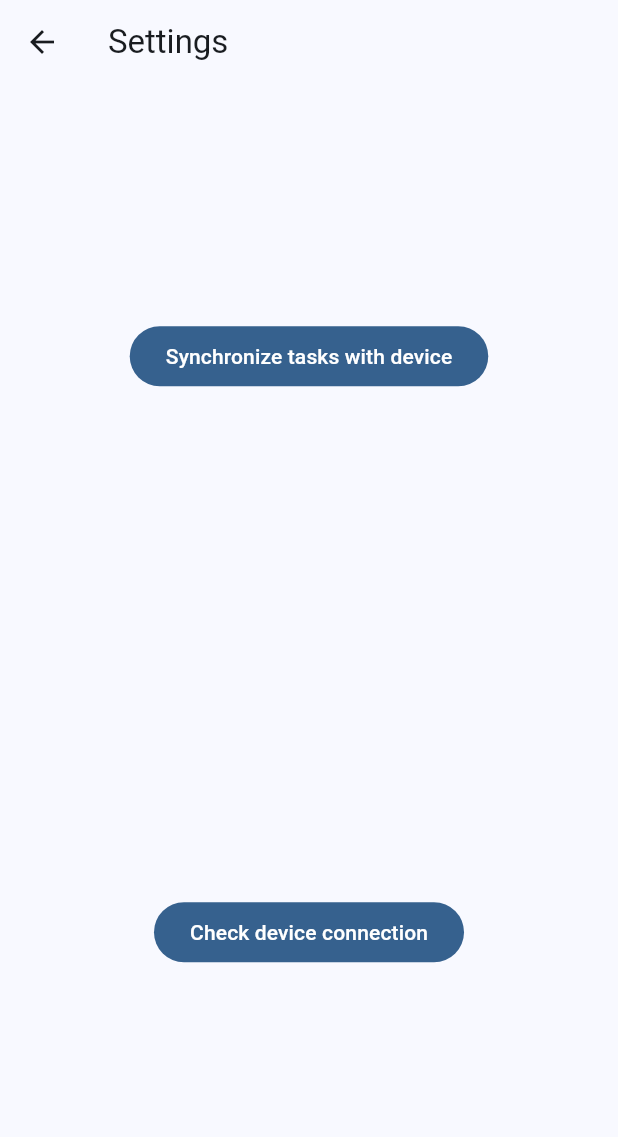
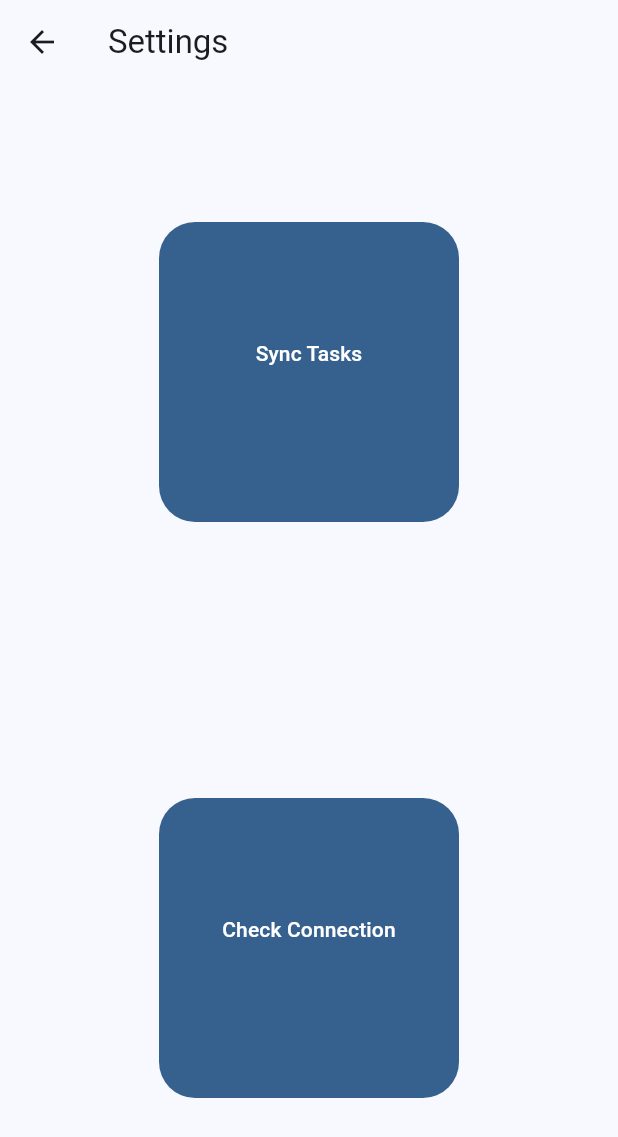
Before and after one commit to Klint02/P8-Pomodoro, a Flutter app: the SettingsTab screen opened directly, on a phone screen of 412 x 824 dp. Shown: the top 1137 px of the screen. Run offline on Flutter 3.47's test engine with Material 3 defaults, Android fonts, the phone set to English and light mode, and no system bars; missing offline and left inert: dart:ffi.

Commit message:
Styled the settings button to take up more space

```diff
--- a/App/lib/Settings.dart
+++ b/App/lib/Settings.dart
@@ -5,6 +5,7 @@ import 'package:pip_boi/taskProvider.dart';
 import 'package:provider/provider.dart';
 import 'package:pip_boi/_task.dart';
 import 'package:pip_boi/deviceService.dart';
+import 'dart:ui' as ui;
 
 class SettingsTab extends StatefulWidget {
   const SettingsTab({super.key});
@@ -17,66 +18,102 @@ class _SettingsTabState extends State<SettingsTab> {
   String statusResponseText = "";
   String sendResponseText = "";
 
+
   @override
   Widget build(BuildContext context) {
-    List<TaskOutput> responseList = [];
     var taskProvider = Provider.of<TaskProvider>(context);
     var tasks = taskProvider.convertToOutput();
 
     return Scaffold(
       appBar: AppBar(title: const Text('Settings')),
-      body: Center(
-        child: Column(
-          mainAxisAlignment: MainAxisAlignment.spaceAround,
+      body: Column(
         children: [
-            Column(
-              children: [
-                FilledButton(
+          Expanded(
+            child: Center(
+              child: SizedBox(
+                width: 200,
+                height: 200,
+                child: FilledButton(
                   onPressed: () async {
-                      responseList = await receiveTasks();
+                    var responseList = await receiveTasks();
                     taskProvider.updateFromInput(responseList);
 
                     bool response = await sendTasks(tasks);
                     setState(() {
-                        if (response) {
-                          sendResponseText =
-                          "Tasks sent to device";
-                        } else {
-                          sendResponseText =
-                          "Error sending tasks, check connection with device";
-                        }
+                      sendResponseText = response
+                          ? "Tasks sent to device"
+                          : "Error sending tasks, check connection with device";
                     });
                   },
-                    child: Text('Synchronize tasks with device')),
-                Text(sendResponseText),
-              ],
+                  style: FilledButton.styleFrom(
+                    shape: RoundedRectangleBorder(
+                      borderRadius: BorderRadius.circular(24),
                     ),
-            Column(
+                  ),
+                  child: Column(
+                    mainAxisAlignment: MainAxisAlignment.center,
                     children: [
-                FilledButton(
-                    onPressed: () async {
-                      bool response = await getStatus();
-                      setState(() {
-                        if (response) {
-                          statusResponseText =
-                              "You are connected to the device";
-                        } else {
-                          statusResponseText =
-                              "No connection to device, ensure the following: \n"
-                              " - The device is powered on \n"
-                              " - The phone is on the same wifi as the device";
-                        }
-                      });
-                    },
-                    child: Text("Check device connection")),
-                Text(statusResponseText),
-              ],
+                      const Text(
+                        'Sync Tasks',
+                        textAlign: TextAlign.center,
+                      ),
+                      const SizedBox(height: 8),
+                      Text(
+                        sendResponseText,
+                        textAlign: TextAlign.center,
+                        style: const TextStyle(fontSize: 12),
                       ),
                     ],
                   ),
                 ),
+              ),
+            ),
+          ),
+          Expanded(
+            child: Center(
+              child: SizedBox(
+                width: 200,
+                height: 200,
+                child: FilledButton(
+                  onPressed: () async {
+                    bool response = await getStatus();
+                    setState(() {
+                      statusResponseText = response
+                          ? "You are connected to the device"
+                          : "No connection to device. Make sure:\n"
+                          "- Device is powered on\n"
+                          "- Phone is on same Wi-Fi";
+                    });
+                  },
+                  style: FilledButton.styleFrom(
+                    shape: RoundedRectangleBorder(
+                      borderRadius: BorderRadius.circular(24),
+                    ),
+                  ),
+                  child: Column(
+                    mainAxisAlignment: MainAxisAlignment.center,
+                    children: [
+                      const Text(
+                        'Check Connection',
+                        textAlign: TextAlign.center,
+                      ),
+                      const SizedBox(height: 8),
+                      Text(
+                        statusResponseText,
+                        textAlign: TextAlign.center,
+                        style: const TextStyle(fontSize: 12),
+                      ),
+                    ],
+                  ),
+                ),
+              ),
+            ),
+          ),
+        ],
+      ),
     );
   }
+
 }
 
 // import 'package:http/http.dart' as http;
--- a/App/lib/deviceService.dart
+++ b/App/lib/deviceService.dart
@@ -3,8 +3,6 @@ import 'package:http/http.dart' as http;
 import 'dart:convert';
 import 'dart:async';
 import 'package:pip_boi/_task.dart';
-
-
 
 Future<bool> getStatus({Duration timeout = const Duration(seconds: 10)}) async {
   const url = 'http://localhost:3000/status';
--- a/App/lib/taskProvider.dart
+++ b/App/lib/taskProvider.dart
@@ -95,7 +95,7 @@ class TaskProvider extends ChangeNotifier {
     return temp;
   }
 
-  // Lav en funktion der opdaterer tasks ud fra info fra pomodoroen.
+
   void updateFromInput(List<TaskOutput> inputList) {
     for (var task in inputList) {
       print('Updating: '
```
Lines whose indentation alone changed are shown as unchanged.
